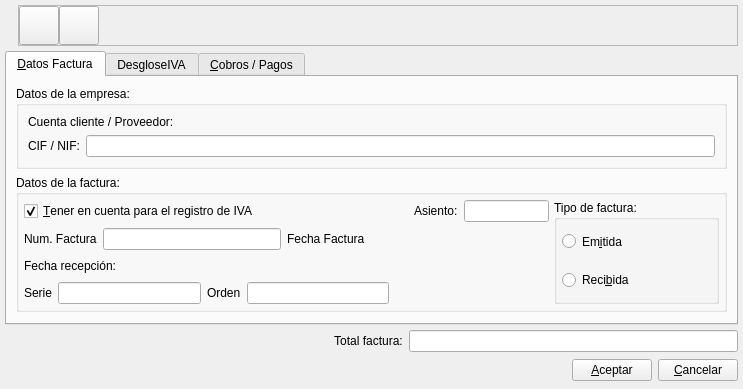
Qt form bulmages/bulmacont/plugins/pluginregistroiva/registroivabase.ui (eboladev/Bulmages-1) before a commit.
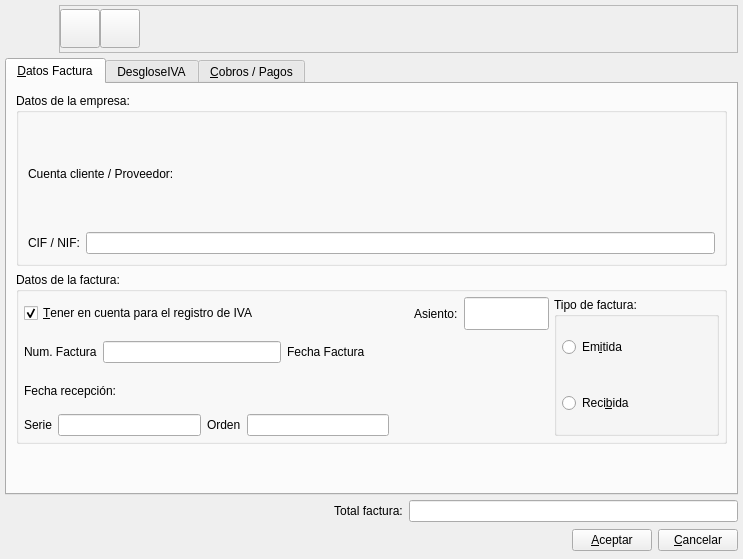
The same form after that commit. Icons and pictures are not drawn. Custom widgets are drawn as their Qt base class.

Diff of the .ui file:
```diff
--- a/bulmages/bulmacont/plugins/pluginregistroiva/registroivabase.ui
+++ b/bulmages/bulmacont/plugins/pluginregistroiva/registroivabase.ui
@@ -9,7 +9,7 @@
     <x>0</x>
     <y>0</y>
     <width>743</width>
-    <height>384</height>
+    <height>559</height>
    </rect>
   </property>
   <property name="windowTitle" >
@@ -35,6 +35,18 @@
      </property>
      <item>
       <widget class="QLabel" name="label" >
+       <property name="minimumSize" >
+        <size>
+         <width>48</width>
+         <height>48</height>
+        </size>
+       </property>
+       <property name="maximumSize" >
+        <size>
+         <width>48</width>
+         <height>48</height>
+        </size>
+       </property>
        <property name="text" >
         <string/>
        </property>
@@ -153,9 +165,7 @@
             <item>
              <widget class="QLabel" name="TextLabel1_2_3_2" >
               <property name="sizePolicy" >
-               <sizepolicy>
-                <hsizetype>5</hsizetype>
-                <vsizetype>0</vsizetype>
+               <sizepolicy vsizetype="Fixed" hsizetype="Preferred" >
                 <horstretch>0</horstretch>
                 <verstretch>0</verstretch>
                </sizepolicy>
@@ -181,9 +191,7 @@
             <item>
              <widget class="QLabel" name="TextLabel1_5_2" >
               <property name="sizePolicy" >
-               <sizepolicy>
-                <hsizetype>5</hsizetype>
-                <vsizetype>0</vsizetype>
+               <sizepolicy vsizetype="Fixed" hsizetype="Preferred" >
                 <horstretch>0</horstretch>
                 <verstretch>0</verstretch>
                </sizepolicy>
@@ -261,9 +269,7 @@
               <item>
                <widget class="QLabel" name="TextLabel1_4" >
                 <property name="sizePolicy" >
-                 <sizepolicy>
-                  <hsizetype>5</hsizetype>
-                  <vsizetype>0</vsizetype>
+                 <sizepolicy vsizetype="Fixed" hsizetype="Preferred" >
                   <horstretch>0</horstretch>
                   <verstretch>0</verstretch>
                  </sizepolicy>
@@ -282,9 +288,7 @@
               <item>
                <widget class="QLineEdit" name="numasiento" >
                 <property name="sizePolicy" >
-                 <sizepolicy>
-                  <hsizetype>1</hsizetype>
-                  <vsizetype>0</vsizetype>
+                 <sizepolicy vsizetype="Fixed" hsizetype="Minimum" >
                   <horstretch>0</horstretch>
                   <verstretch>0</verstretch>
                  </sizepolicy>
@@ -325,9 +329,7 @@
               <item>
                <widget class="QLabel" name="TextLabel1" >
                 <property name="sizePolicy" >
-                 <sizepolicy>
-                  <hsizetype>5</hsizetype>
-                  <vsizetype>0</vsizetype>
+                 <sizepolicy vsizetype="Fixed" hsizetype="Preferred" >
                   <horstretch>0</horstretch>
                   <verstretch>0</verstretch>
                  </sizepolicy>
@@ -347,9 +349,7 @@
               <item>
                <widget class="QLabel" name="TextLabel1_6_3" >
                 <property name="sizePolicy" >
-                 <sizepolicy>
-                  <hsizetype>5</hsizetype>
-                  <vsizetype>0</vsizetype>
+                 <sizepolicy vsizetype="Fixed" hsizetype="Preferred" >
                   <horstretch>0</horstretch>
                   <verstretch>0</verstretch>
                  </sizepolicy>
@@ -391,9 +391,7 @@
               <item>
                <widget class="QLabel" name="TextLabel1_6_2_2" >
                 <property name="sizePolicy" >
-                 <sizepolicy>
-                  <hsizetype>5</hsizetype>
-                  <vsizetype>0</vsizetype>
+                 <sizepolicy vsizetype="Fixed" hsizetype="Preferred" >
                   <horstretch>0</horstretch>
                   <verstretch>0</verstretch>
                  </sizepolicy>
@@ -435,9 +433,7 @@
               <item>
                <widget class="QLabel" name="TextLabel1_7" >
                 <property name="sizePolicy" >
-                 <sizepolicy>
-                  <hsizetype>5</hsizetype>
-                  <vsizetype>0</vsizetype>
+                 <sizepolicy vsizetype="Fixed" hsizetype="Preferred" >
                   <horstretch>0</horstretch>
                   <verstretch>0</verstretch>
                  </sizepolicy>
@@ -457,9 +453,7 @@
               <item>
                <widget class="QLabel" name="TextLabel1_5" >
                 <property name="sizePolicy" >
-                 <sizepolicy>
-                  <hsizetype>5</hsizetype>
-                  <vsizetype>0</vsizetype>
+                 <sizepolicy vsizetype="Fixed" hsizetype="Preferred" >
                   <horstretch>0</horstretch>
                   <verstretch>0</verstretch>
                  </sizepolicy>
@@ -499,9 +493,7 @@
           <item>
            <widget class="QGroupBox" name="groupBox_2" >
             <property name="sizePolicy" >
-             <sizepolicy>
-              <hsizetype>7</hsizetype>
-              <vsizetype>5</vsizetype>
+             <sizepolicy vsizetype="Preferred" hsizetype="Expanding" >
               <horstretch>0</horstretch>
               <verstretch>0</verstretch>
              </sizepolicy>
@@ -527,9 +519,7 @@
                <item>
                 <widget class="QRadioButton" name="m_factEmitida" >
                  <property name="sizePolicy" >
-                  <sizepolicy>
-                   <hsizetype>3</hsizetype>
-                   <vsizetype>5</vsizetype>
+                  <sizepolicy vsizetype="Preferred" hsizetype="MinimumExpanding" >
                    <horstretch>0</horstretch>
                    <verstretch>0</verstretch>
                   </sizepolicy>
@@ -545,9 +535,7 @@
                <item>
                 <widget class="QRadioButton" name="m_factSoportada" >
                  <property name="sizePolicy" >
-                  <sizepolicy>
-                   <hsizetype>3</hsizetype>
-                   <vsizetype>5</vsizetype>
+                  <sizepolicy vsizetype="Preferred" hsizetype="MinimumExpanding" >
                    <horstretch>0</horstretch>
                    <verstretch>0</verstretch>
                   </sizepolicy>
@@ -797,9 +785,7 @@
      <item>
       <widget class="QLabel" name="TextLabel1_2_4" >
        <property name="sizePolicy" >
-        <sizepolicy>
-         <hsizetype>5</hsizetype>
-         <vsizetype>0</vsizetype>
+        <sizepolicy vsizetype="Fixed" hsizetype="Preferred" >
          <horstretch>0</horstretch>
          <verstretch>0</verstretch>
         </sizepolicy>
```
Left out of the diff: 191 changed lines with no effect on the pictures.
